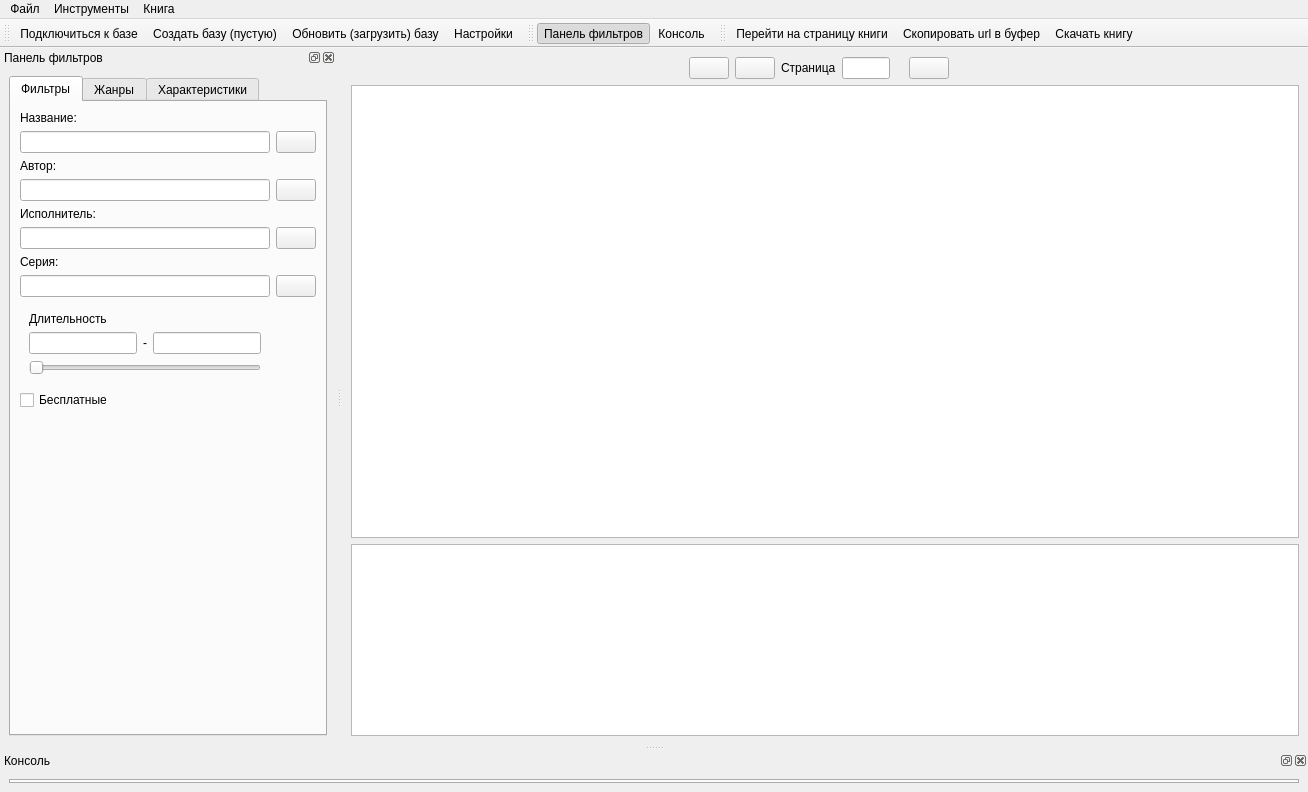
Above: ui/main.ui from fabrikant/akniga-parser before the change. Below: the same form after it.
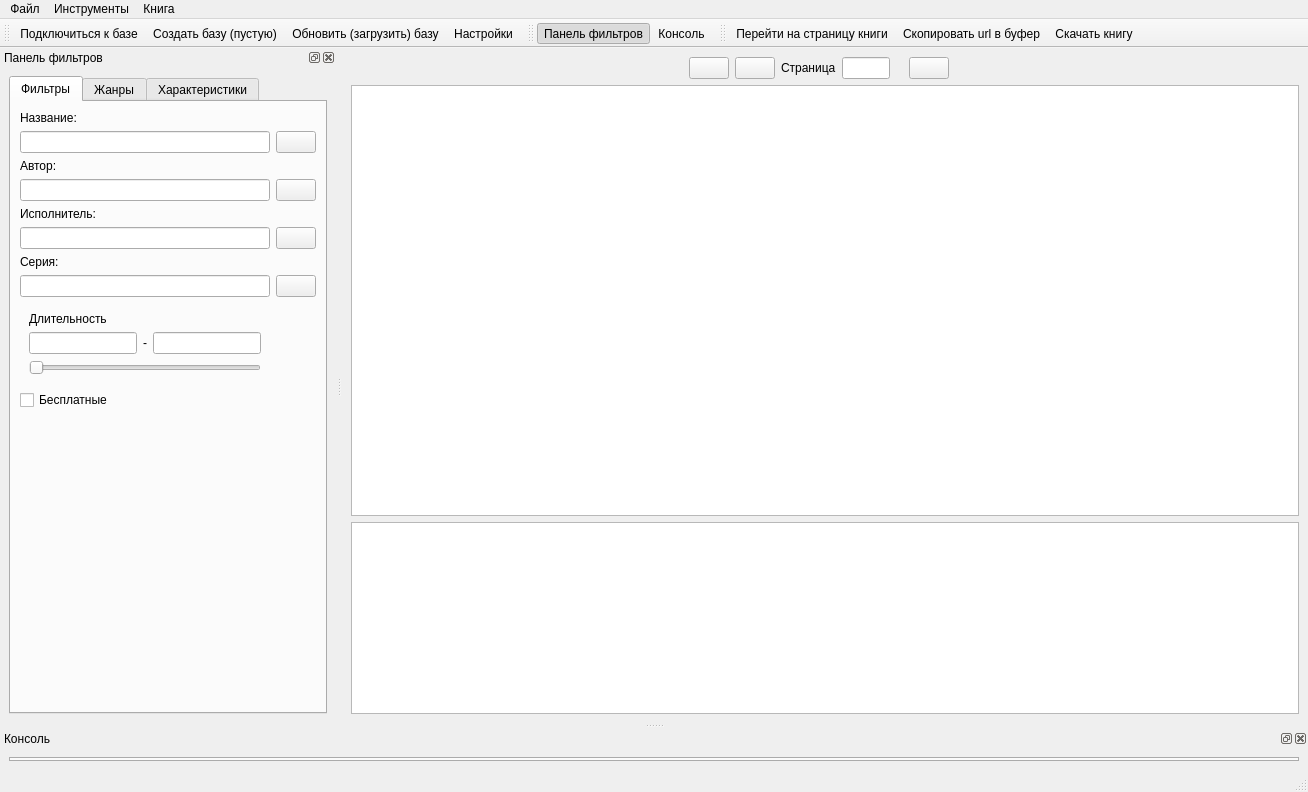
That is the form after the change. Icons and pictures are not drawn. Custom widgets are drawn as their Qt base class.

What changed in the file:
```diff
--- a/ui/main.ui
+++ b/ui/main.ui
@@ -518,6 +518,7 @@
    <addaction name="copy_url"/>
    <addaction name="download_book"/>
   </widget>
+  <widget class="QStatusBar" name="statusBar"/>
   <action name="db_connect_action">
    <property name="icon">
     <iconset>
```
Left out of the diff: 17 changed lines with no effect on the pictures.
